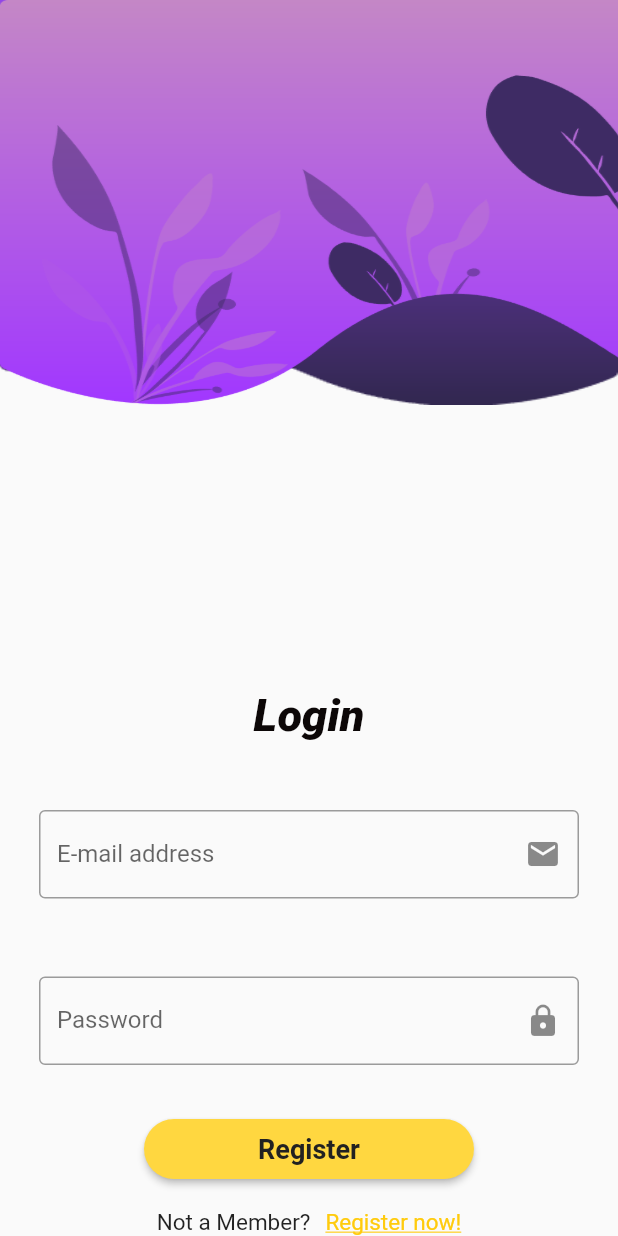
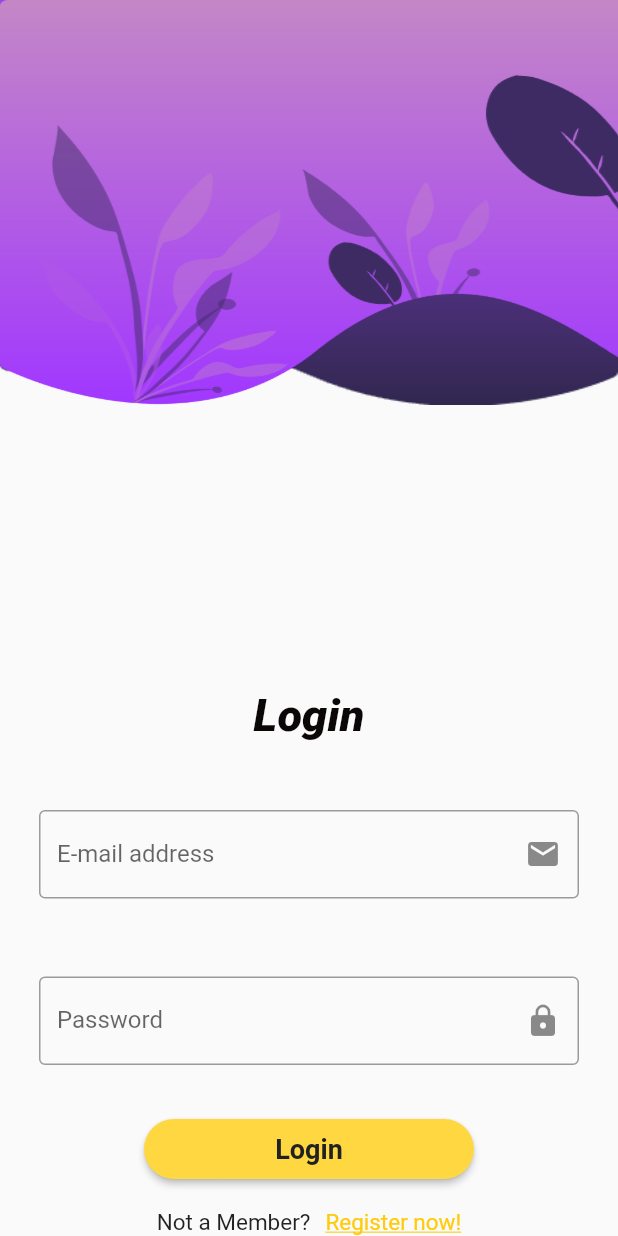
Before and after one commit to amirbdalino/House_Rent_Application, a Flutter app: the screen it shows after launch, on a phone screen of 412 x 824 dp. Run offline on Flutter 3.47's test engine with Material 2 defaults, Android fonts, the phone set to English and light mode, and no system bars.

Commit message:
first commit

```diff
--- a/lib/login_page.dart
+++ b/lib/login_page.dart
@@ -94,7 +94,7 @@ class _LoginPageState extends State<LoginPage> {
               ),
               onPressed: () {},
               child: Text(
-                'Register',
+                'Login',
                 style: TextStyle(
                   color: Colors.grey[900],
                   fontWeight: FontWeight.bold,
```
